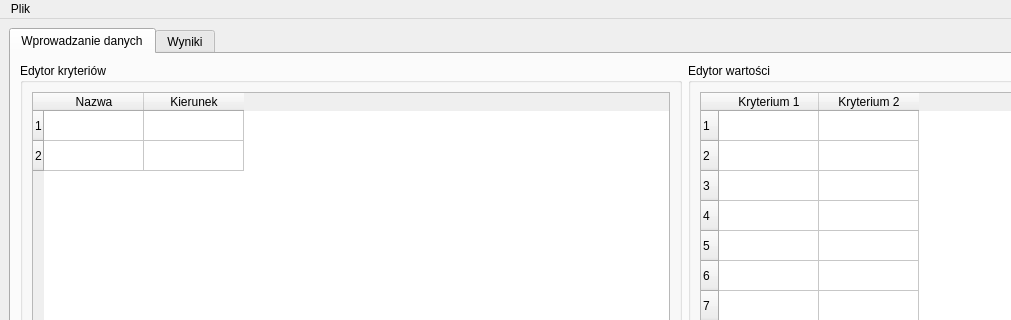
This is OW_Lab3/gui_main_window.ui in SzczypekJ/OW as Qt 5 draws it before an edit; both pictures show x 0 to 1011 and y 0 to 320 of the 1370 by 804 pixel window. The edited form follows.
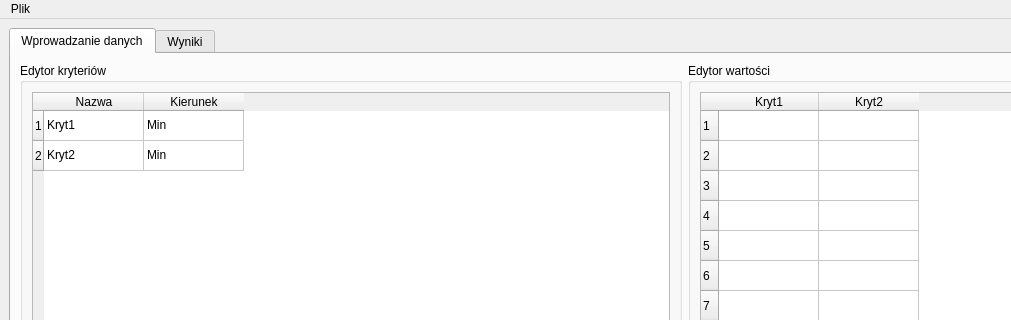
This is the edited form. Custom widgets are drawn as their Qt base class.

Commit message: More automation in GUI, also using functions form utils

```diff
--- a/OW_Lab3/gui_main_window.ui
+++ b/OW_Lab3/gui_main_window.ui
@@ -61,6 +61,26 @@
                  <string>Kierunek</string>
                 </property>
                </column>
+               <item row="0" column="0">
+                <property name="text">
+                 <string>Kryt1</string>
+                </property>
+               </item>
+               <item row="0" column="1">
+                <property name="text">
+                 <string>Min</string>
+                </property>
+               </item>
+               <item row="1" column="0">
+                <property name="text">
+                 <string>Kryt2</string>
+                </property>
+               </item>
+               <item row="1" column="1">
+                <property name="text">
+                 <string>Min</string>
+                </property>
+               </item>
               </widget>
              </item>
             </layout>
@@ -181,12 +201,12 @@
                <row/>
                <column>
                 <property name="text">
-                 <string>Kryterium 1</string>
+                 <string>Kryt1</string>
                 </property>
                </column>
                <column>
                 <property name="text">
-                 <string>Kryterium 2</string>
+                 <string>Kryt2</string>
                 </property>
                </column>
               </widget>
```
Left out of the diff: 4 changed lines with no effect on the pictures. The commit also changes 2 other files.
